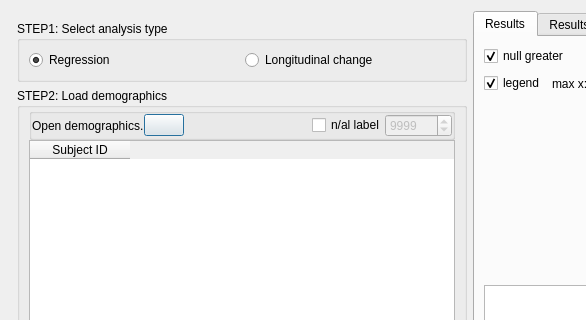
The window that connectometry/group_connectometry.ui (frankyeh/DSI-Studio) describes before a commit, drawn with Qt 5; both pictures show x 0 to 586 and y 0 to 320 of the 1208 by 738 pixel window.
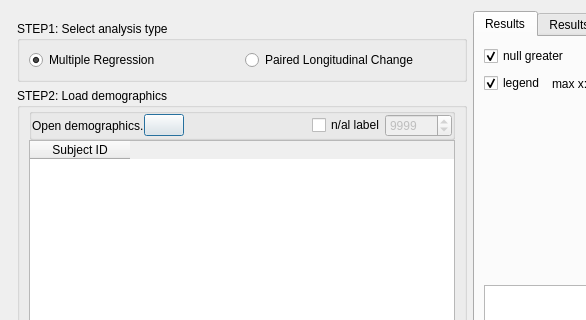
The same window after the commit. Icons and pictures are not drawn. Custom widgets are drawn as their Qt base class.

Commit message: con't

```diff
--- a/connectometry/group_connectometry.ui
+++ b/connectometry/group_connectometry.ui
@@ -74,7 +74,7 @@
            <item>
             <widget class="QRadioButton" name="rb_regression">
              <property name="text">
-              <string>Regression</string>
+              <string>Multiple Regression</string>
              </property>
              <property name="checked">
               <bool>true</bool>
@@ -84,7 +84,7 @@
            <item>
             <widget class="QRadioButton" name="rb_longitudina_dif">
              <property name="text">
-              <string>Longitudinal change</string>
+              <string>Paired Longitudinal Change</string>
              </property>
             </widget>
            </item>
```
